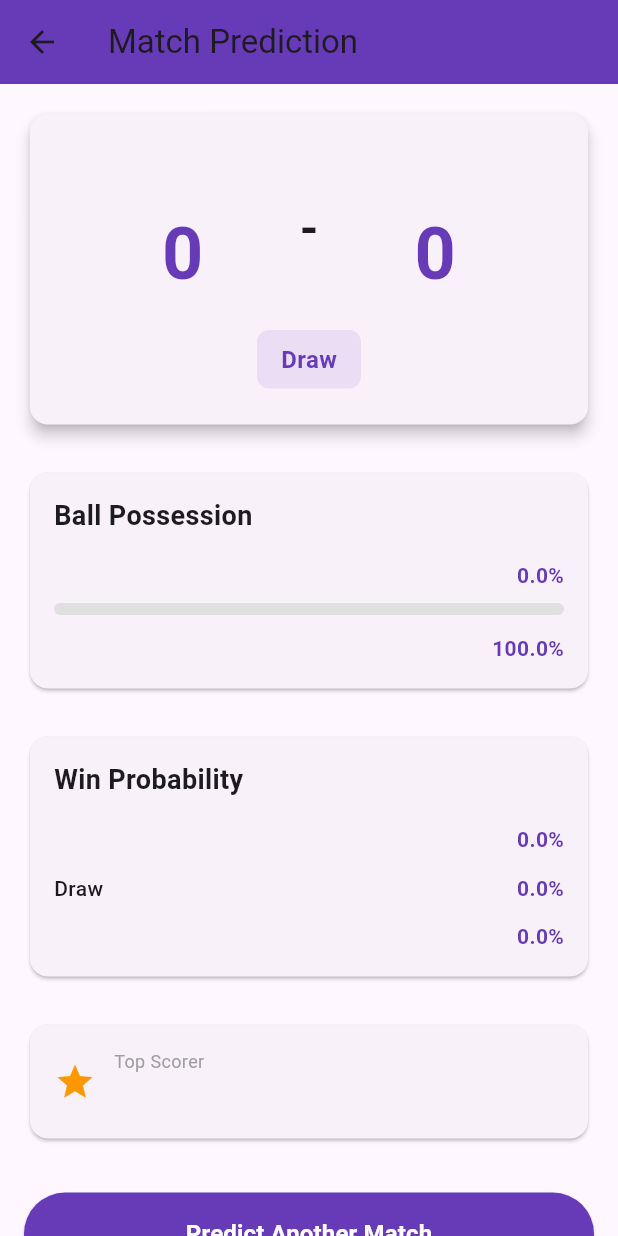
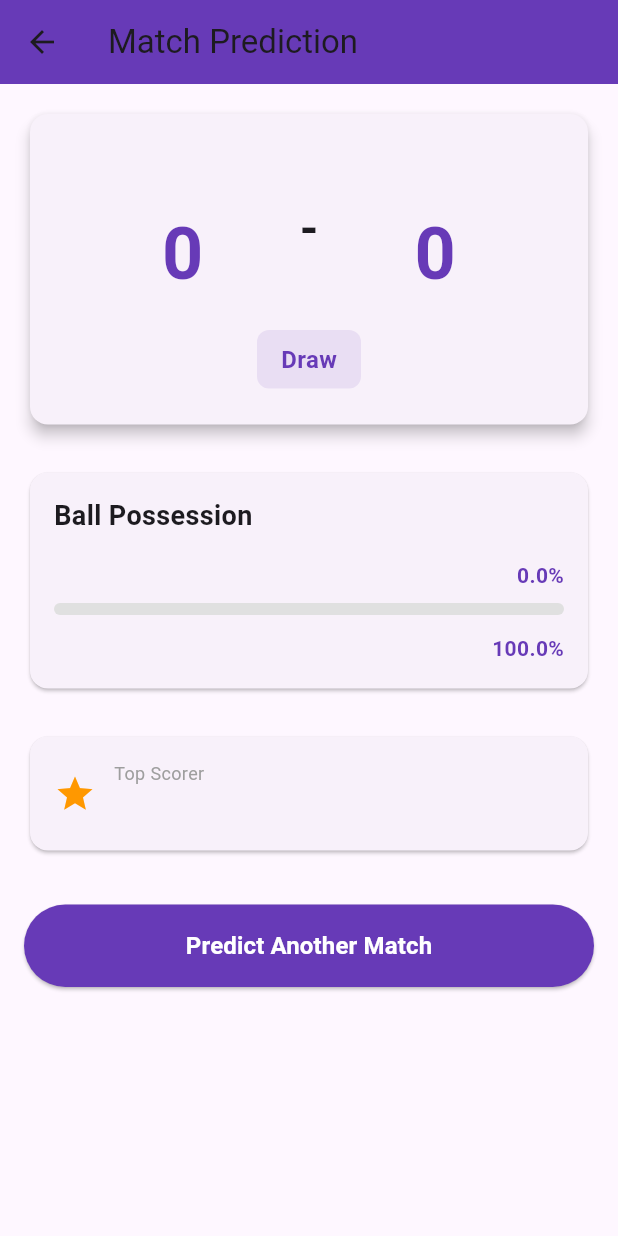
Before and after one commit to columbus0370/Internal, a Flutter app: the PredictionResultScreen screen opened directly with empty values, on a phone screen of 412 x 824 dp. Run offline on Flutter 3.47's test engine with Material 3 defaults, Android fonts, the phone set to English and light mode, and no system bars; our stand-ins replace flutter_svg.

Commit message:
Fix table cell text wrapping and improve timeline assist display
- Add maxLines and overflow to prevent table cell text wrapping
- Remove Win Probability card from prediction results
- Reposition assist info below scorer name with smaller font size

```diff
--- a/epl_match_simulator/lib/screens/league_table_screen.dart
+++ b/epl_match_simulator/lib/screens/league_table_screen.dart
@@ -166,6 +166,8 @@ class LeagueTableScreen extends StatelessWidget {
       child: Text(
         text,
         textAlign: TextAlign.center,
+        maxLines: 1,
+        overflow: TextOverflow.ellipsis,
         style: TextStyle(
           fontWeight: isHeader || bold ? FontWeight.bold : FontWeight.normal,
           fontSize: isHeader ? 12 : 11,
--- a/epl_match_simulator/lib/screens/prediction_result_screen.dart
+++ b/epl_match_simulator/lib/screens/prediction_result_screen.dart
@@ -28,8 +28,6 @@ class PredictionResultScreen extends StatelessWidget {
               const SizedBox(height: 24),
             ],
             _buildPossessionCard(),
-            const SizedBox(height: 24),
-            _buildWinProbabilityCard(),
             const SizedBox(height: 24),
             _buildTopScorerCard(),
             const SizedBox(height: 32),
@@ -208,55 +206,6 @@ class PredictionResultScreen extends StatelessWidget {
     );
   }
 
-  Widget _buildWinProbabilityCard() {
-    return Card(
-      child: Padding(
-        padding: const EdgeInsets.all(16),
-        child: Column(
-          crossAxisAlignment: CrossAxisAlignment.start,
-          children: [
-            const Text(
-              'Win Probability',
-              style: TextStyle(fontSize: 18, fontWeight: FontWeight.bold),
-            ),
-            const SizedBox(height: 16),
-            _buildProbabilityRow(
-              prediction.homeTeamName,
-              prediction.homeWinProbability,
-            ),
-            const SizedBox(height: 12),
-            _buildProbabilityRow(
-              'Draw',
-              prediction.drawProbability,
-            ),
-            const SizedBox(height: 12),
-            _buildProbabilityRow(
-              prediction.awayTeamName,
-              prediction.awayWinProbability,
-            ),
-          ],
-        ),
-      ),
-    );
-  }
-
-  Widget _buildProbabilityRow(String label, double probability) {
-    final percentage = (probability * 100).toStringAsFixed(1);
-    return Row(
-      mainAxisAlignment: MainAxisAlignment.spaceBetween,
-      children: [
-        Text(label, style: const TextStyle(fontWeight: FontWeight.w500)),
-        Text(
-          '$percentage%',
-          style: const TextStyle(
-            fontWeight: FontWeight.bold,
-            color: Colors.deepPurple,
-          ),
-        ),
-      ],
-    );
-  }
-
   Widget _buildTopScorerCard() {
     return Card(
       child: Padding(
@@ -349,7 +298,10 @@ class PredictionResultScreen extends StatelessWidget {
                                 ),
                                 const SizedBox(width: 8),
                                 Expanded(
-                                  child: Text(
+                                  child: Column(
+                                    crossAxisAlignment: CrossAxisAlignment.start,
+                                    children: [
+                                      Text(
                                         goal.scorer,
                                         style: const TextStyle(
                                           fontSize: 14,
@@ -357,20 +309,22 @@ class PredictionResultScreen extends StatelessWidget {
                                         ),
                                         overflow: TextOverflow.ellipsis,
                                       ),
-                                ),
-                              ],
-                            ),
                                       if (goal.assist != null) ...[
-                              const SizedBox(height: 4),
+                                        const SizedBox(height: 2),
                                         Text(
-                                'Assist: ${goal.assist}',
+                                          goal.assist!,
                                           style: TextStyle(
-                                  fontSize: 12,
+                                            fontSize: 11,
                                             color: Colors.grey[600],
                                           ),
                                           overflow: TextOverflow.ellipsis,
                                         ),
                                       ],
+                                    ],
+                                  ),
+                                ),
+                              ],
+                            ),
                           ],
                         ),
                       ),
```
Lines whose indentation alone changed are shown as unchanged.
